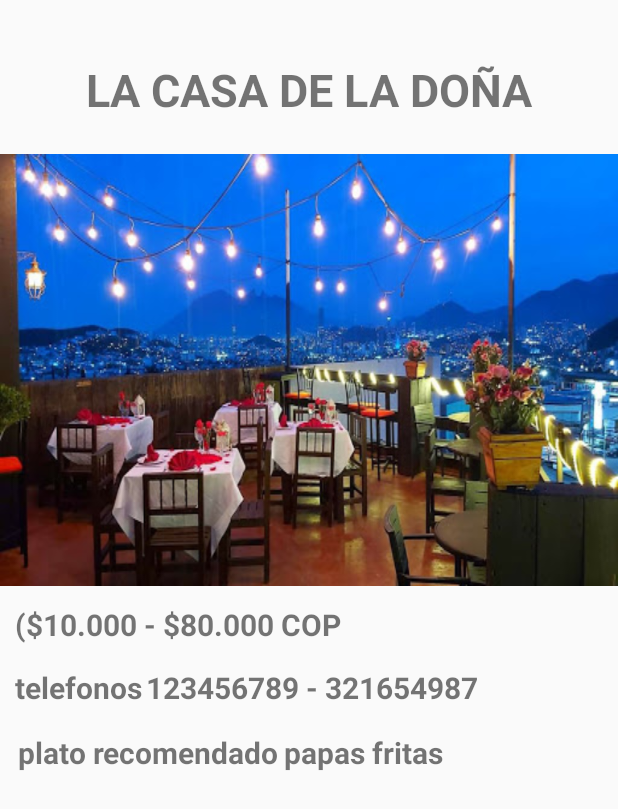
After one commit to sebasR26/turistiando, an Android app: the layout molderestaurante.xml on its own in the app's theme, with its tools: preview values and no code run, on a phone screen of 412 x 824 dp. The commit adds this screen. Shown: the top 809 px of the screen. Run offline under Robolectric (Android 15) with nearby library versions, the light colour scheme and no system bars.

Commit message:
creamos moldes

```diff
--- /dev/null
+++ b/app/src/main/res/layout/molderestaurante.xml
@@ -0,0 +1,114 @@
+<?xml version="1.0" encoding="utf-8"?>
+<androidx.constraintlayout.widget.ConstraintLayout xmlns:android="http://schemas.android.com/apk/res/android"
+    android:layout_width="match_parent"
+    android:layout_height="match_parent"
+    xmlns:app="http://schemas.android.com/apk/res-auto">
+
+<TextView
+    android:id="@+id/nombrerestaurante"
+    android:layout_width="wrap_content"
+    android:layout_height="wrap_content"
+    app:layout_constraintTop_toTopOf="parent"
+    app:layout_constraintStart_toStartOf="parent"
+    app:layout_constraintBottom_toBottomOf="parent"
+    app:layout_constraintEnd_toEndOf="parent"
+    android:text="LA CASA DE LA DOÑA"
+    app:layout_constraintVertical_bias="0.05"
+    android:textSize="30dp"
+    android:textStyle="bold"
+    />
+
+    <ImageView
+        android:id="@+id/fotorestaurante"
+        android:layout_width="wrap_content"
+        android:layout_height="wrap_content"
+        app:layout_constraintTop_toBottomOf="@+id/nombrerestaurante"
+        app:layout_constraintStart_toStartOf="parent"
+        app:layout_constraintBottom_toBottomOf="parent"
+        app:layout_constraintEnd_toEndOf="parent"
+        android:src="@drawable/fotorestaurante"
+        android:scaleType="fitXY"
+        app:layout_constraintVertical_bias="0.05"
+        />
+
+    <TextView
+        android:id="@+id/preciorestaurante"
+        android:layout_width="wrap_content"
+        android:layout_height="wrap_content"
+        app:layout_constraintTop_toBottomOf="@+id/fotorestaurante"
+        app:layout_constraintStart_toStartOf="parent"
+        app:layout_constraintBottom_toBottomOf="parent"
+        app:layout_constraintEnd_toEndOf="parent"
+        android:text="($10.000 - $80.000 COP"
+        android:textStyle="bold"
+        android:textSize="20dp"
+        app:layout_constraintVertical_bias="0.03"
+        app:layout_constraintHorizontal_bias="0.05"
+        />
+
+    <TextView
+        android:id="@+id/telefonosrestaurantes"
+        android:layout_width="wrap_content"
+        android:layout_height="wrap_content"
+        app:layout_constraintTop_toBottomOf="@+id/preciorestaurante"
+        app:layout_constraintStart_toStartOf="parent"
+        app:layout_constraintBottom_toBottomOf="parent"
+        app:layout_constraintEnd_toEndOf="parent"
+        android:text="@string/telefonos"
+        android:textStyle="bold"
+        android:textSize="20dp"
+        app:layout_constraintHorizontal_bias="0.03"
+        app:layout_constraintVertical_bias="0.04"
+
+        />
+
+    <TextView
+        android:id="@+id/numerostelefonosrestaurante"
+        android:layout_width="wrap_content"
+        android:layout_height="wrap_content"
+        app:layout_constraintTop_toBottomOf="@+id/preciorestaurante"
+        app:layout_constraintStart_toEndOf="@+id/telefonosrestaurantes"
+        app:layout_constraintBottom_toBottomOf="parent"
+        app:layout_constraintEnd_toEndOf="parent"
+        android:text="123456789 - 321654987"
+        android:textStyle="bold"
+        android:textSize="20dp"
+        app:layout_constraintHorizontal_bias="0.03"
+        app:layout_constraintVertical_bias="0.04"
+
+        />
+
+    <TextView
+        android:id="@+id/platorecomendadorestaurante"
+        android:layout_width="wrap_content"
+        android:layout_height="wrap_content"
+        app:layout_constraintTop_toBottomOf="@+id/telefonosrestaurantes"
+        app:layout_constraintStart_toStartOf="parent"
+        app:layout_constraintBottom_toBottomOf="parent"
+        app:layout_constraintEnd_toEndOf="parent"
+        app:layout_constraintVertical_bias="0.05"
+        app:layout_constraintHorizontal_bias="0.05"
+        android:text="@string/plato"
+        android:textSize="20dp"
+        android:textStyle="bold"
+        />
+
+    <TextView
+        android:id="@+id/comidadrestaurante"
+        android:layout_width="wrap_content"
+        android:layout_height="wrap_content"
+        app:layout_constraintTop_toBottomOf="@+id/telefonosrestaurantes"
+        app:layout_constraintStart_toEndOf="@+id/platorecomendadorestaurante"
+        app:layout_constraintBottom_toBottomOf="parent"
+        app:layout_constraintEnd_toEndOf="parent"
+        android:text="papas fritas"
+        android:textStyle="bold"
+        android:textSize="20dp"
+        app:layout_constraintHorizontal_bias="0.03"
+        app:layout_constraintVertical_bias="0.05"
+
+        />
+
+
+
+</androidx.constraintlayout.widget.ConstraintLayout>
--- a/app/src/main/res/values/strings.xml
+++ b/app/src/main/res/values/strings.xml
@@ -24,6 +24,9 @@
 
     <string name="bienvenido">bienvenido</string>
     <string name="yo">Un creativo y talentoso productor multimedia, SEBASTIAN RESTREPO PALACIO cautiva con sus habilidades en casi cualquiertipo de materia multimedial, Su dominio de diversas herramientas y tecnologías lo convierte en un líder innovador en el campo de la producción multimedia.</string>
+    <string name="contacto">contacto: </string>
+    <string name="telefonos"> telefonos </string>
+    <string name="plato">plato recomendado </string>
 
 
 </resources>
```
Also changed, not shown: app/src/main/AndroidManifest.xml (+14 -0 lines), app/src/main/java/com/example/turistiandov2/Lista_hoteles.java (added, +14 -0 lines), app/src/main/java/com/example/turistiandov2/moldehoteles.java (added, +14 -0 lines), app/src/main/java/com/example/turistiandov2/moldes/MoldeHotel.java (added, +55 -0 lines), app/src/main/res/layout/activity_lista_hoteles.xml (added, +9 -0 lines), app/src/main/res/layout/activity_moldehoteles.xml (added, +84 -0 lines), app/src/main/res/drawable-v24/fotorestaurante.jpg (added), app/src/main/res/drawable-v24/hotel1.webp (added), app/src/main/res/drawable-v24/restaurante.jpg (deleted), 2 other files.
